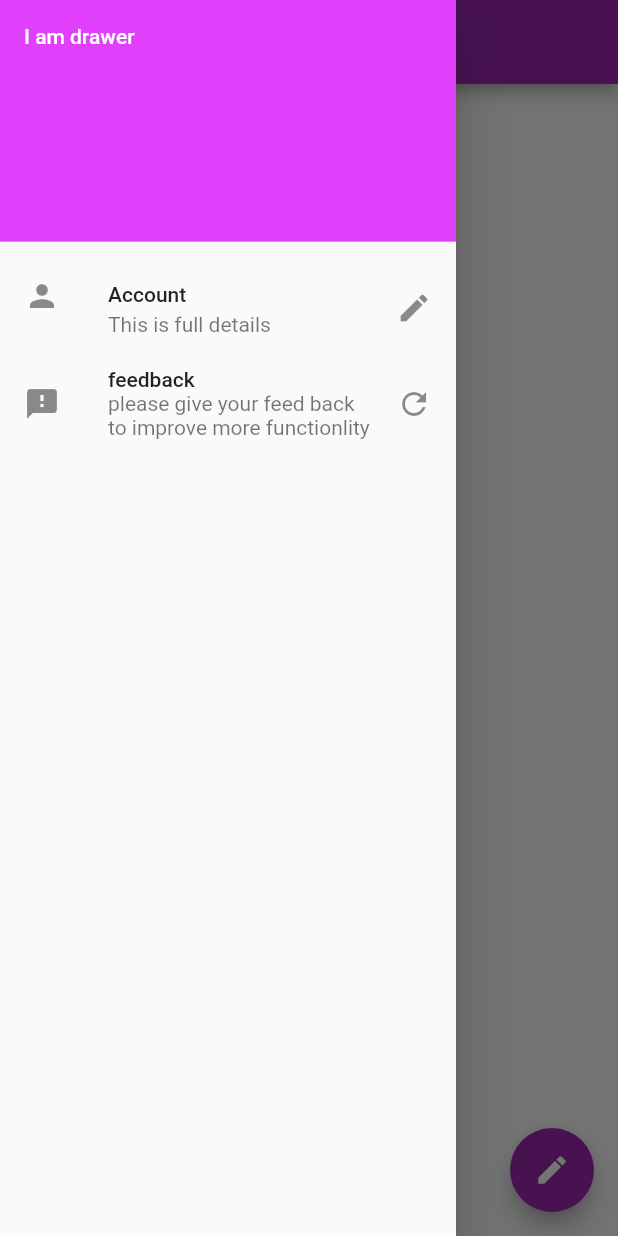
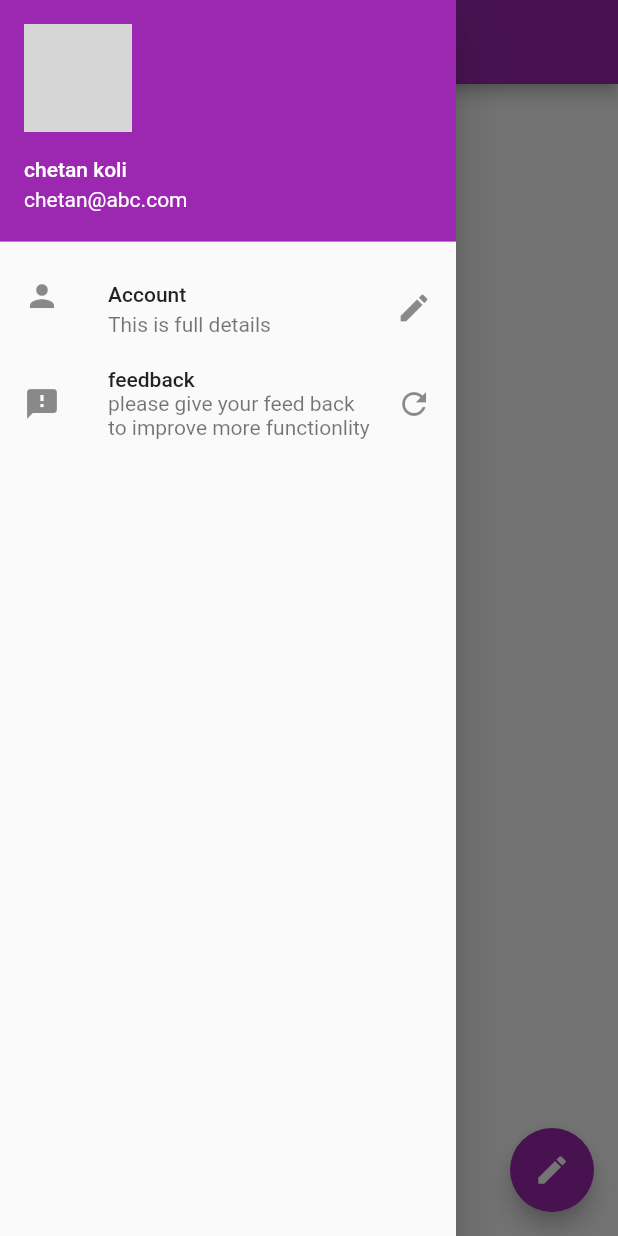
Before and after one commit to chetankoli1/flutter, a Flutter app: the screen it shows after launch, with the side drawer open, on a phone screen of 412 x 824 dp. Run offline on Flutter 3.47's test engine with Material 2 defaults, Android fonts, the phone set to English and light mode, and no system bars; network calls fail; grey boxes are pictures that could not be loaded.

Commit message:
final change

```diff
--- a/lib/main.dart
+++ b/lib/main.dart
@@ -24,11 +24,12 @@ class HomeScreen extends StatelessWidget {
       drawer: Drawer(
         child: ListView(
             children: [
-              DrawerHeader(child: Text("I am drawer",
-                            style: TextStyle(color: Colors.white),
-                            ),
-              decoration: BoxDecoration(color: Colors.purpleAccent)
-              ),
+              UserAccountsDrawerHeader(accountName: new Text("chetan koli"),
+               accountEmail: new Text("chetan@abc.com"),
+               currentAccountPicture: CircleAvatar(
+                  backgroundImage: NetworkImage("https://media.istockphoto.com/photos/portrait-of-smiling-handsome-man-in-blue-tshirt-standing-with-crossed-picture-id1045886560?k=6&m=1045886560&s=612x612&w=0&h=hXrxai1QKrfdqWdORI4TZ-M0ceCVakt4o6532vHaS3I="),
+               ),
+               ),
               ListTile(
                   leading: Icon(Icons.person),
                   title: Text("Account"),
```
